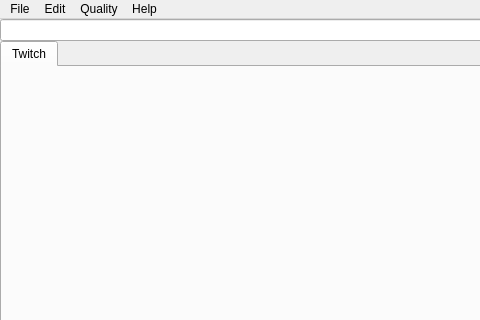
This is GUI/window.ui in Etheras/LivestreamerQtFront as Qt 5 draws it before an edit; both pictures show x 0 to 480 and y 0 to 320 of the 873 by 592 pixel window. The edited form follows.
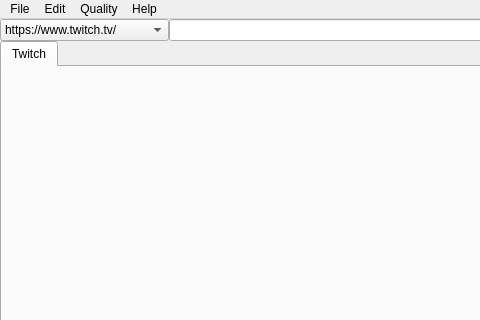
This is the edited form. Custom widgets are drawn as their Qt base class.

```diff
--- a/GUI/window.ui
+++ b/GUI/window.ui
@@ -66,6 +66,36 @@
        <property name="bottomMargin">
         <number>0</number>
        </property>
+       <item>
+        <widget class="QComboBox" name="CustomURLDropDown">
+         <property name="sizePolicy">
+          <sizepolicy hsizetype="Preferred" vsizetype="Fixed">
+           <horstretch>0</horstretch>
+           <verstretch>0</verstretch>
+          </sizepolicy>
+         </property>
+         <item>
+          <property name="text">
+           <string>https://www.twitch.tv/</string>
+          </property>
+         </item>
+         <item>
+          <property name="text">
+           <string>https://www.youtube.com/</string>
+          </property>
+         </item>
+         <item>
+          <property name="text">
+           <string>https://www.hitbox.tv/</string>
+          </property>
+         </item>
+         <item>
+          <property name="text">
+           <string/>
+          </property>
+         </item>
+        </widget>
+       </item>
        <item>
         <widget class="QLineEdit" name="CustomURLText">
          <property name="sizePolicy">
```
